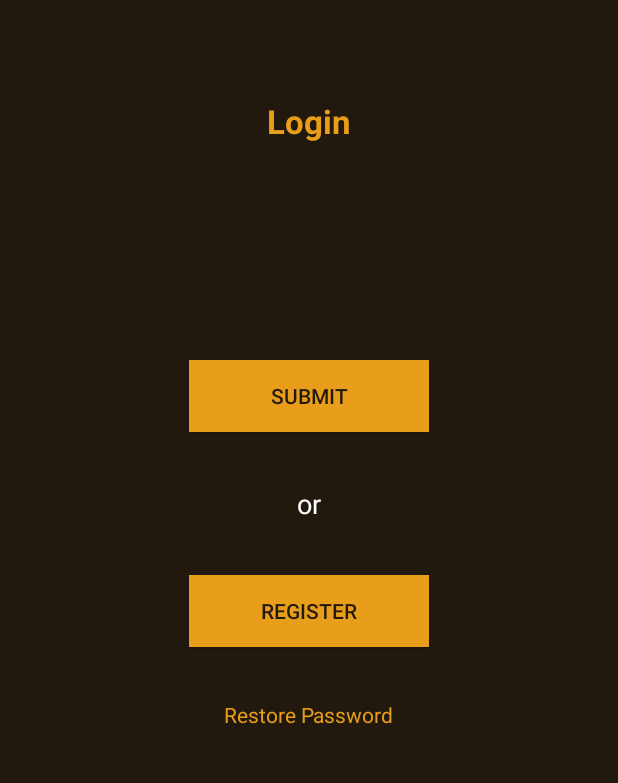
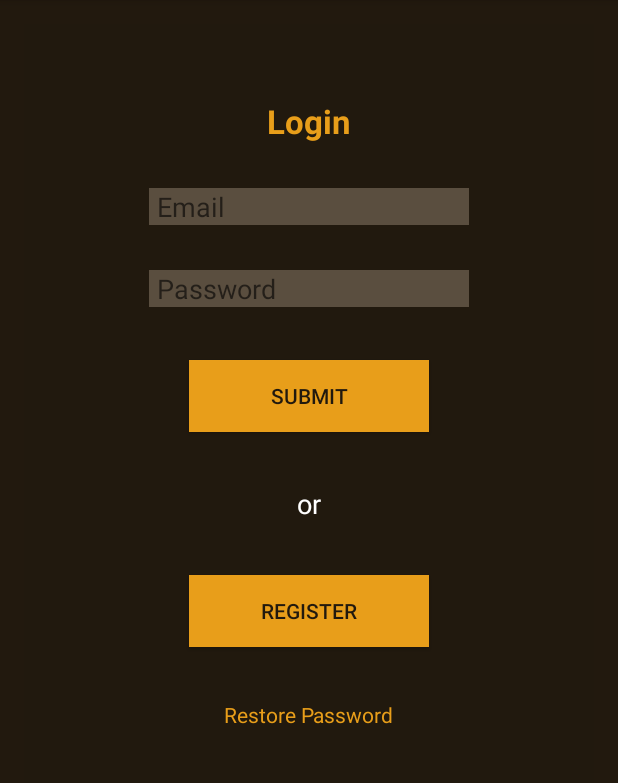
Before and after one commit to pbrooker/PetShout, an Android app: the fragment LoginFragment placed in its activity, on a phone screen of 412 x 824 dp, the part 84-867 px from its top. Run offline under Robolectric (Android 15) with nearby library versions, the phone set to English and light mode, and no system bars; libraries missing offline, so code that uses them is left out: com.backendless, com.backendless.async, com.backendless.exceptions; 4 statements that could not run were skipped.

```diff
--- a/app/src/main/res/layout/fragment_login.xml
+++ b/app/src/main/res/layout/fragment_login.xml
@@ -21,7 +21,8 @@
         android:hint="@string/email_address_input"
         android:id="@+id/email_address_input"
         android:layout_below="@+id/text_view"
-    />
+        android:layout_width="wrap_content"
+        android:layout_height="wrap_content"/>
 
     <EditText
         style="@style/LoginFields"
@@ -33,7 +34,8 @@
         android:layout_alignLeft="@+id/email_address_input"
         android:layout_alignStart="@+id/email_address_input"
         android:layout_marginBottom="30dp"
-    />
+        android:layout_width="wrap_content"
+        android:layout_height="wrap_content"/>
 
     <Button
         style="@style/ActionButton"
```
